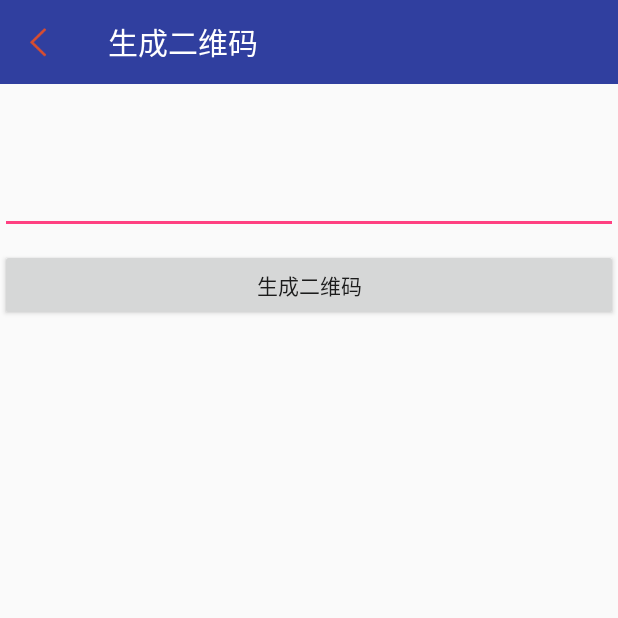
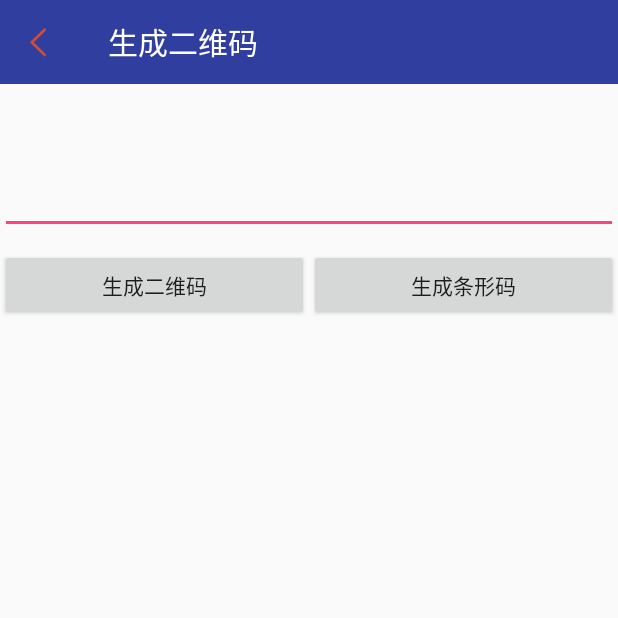
Before and after one commit to superwjl/TopBarDemo, an Android app: the QRCodeAct screen opened directly, with no data from a screen before it, on a phone screen of 412 x 824 dp, the top half of it. Run offline under Robolectric (Android 15) with nearby library versions, the light colour scheme and no system bars; our stand-ins replace ButterKnife.

Commit message:
生成条形码

```diff
--- a/app/src/main/res/layout/activity_qrcode.xml
+++ b/app/src/main/res/layout/activity_qrcode.xml
@@ -15,15 +15,31 @@
         android:layout_width="match_parent"
         android:layout_height="100dp"
         />
+    <LinearLayout
+        android:layout_width="match_parent"
+        android:layout_height="wrap_content"
+        android:orientation="horizontal">
         <Button
             android:id="@+id/qrcode"
-        android:layout_width="match_parent"
+            android:layout_width="wrap_content"
             android:layout_height="wrap_content"
+            android:layout_weight="1"
             android:gravity="center"
             android:text="生成二维码"
             android:visibility="visible"
             android:layout_marginTop="10dp"
             />
+        <Button
+            android:id="@+id/barcode"
+            android:layout_width="wrap_content"
+            android:layout_height="wrap_content"
+            android:layout_weight="1"
+            android:gravity="center"
+            android:text="生成条形码"
+            android:visibility="visible"
+            android:layout_marginTop="10dp"
+            />
+    </LinearLayout>
     <ImageView
         android:id="@+id/image"
         android:layout_width="wrap_content"
```
Also changed, not shown: app/src/main/java/com/tik/testa1/act/QRCodeAct.java (+27 -1 lines), app/src/main/java/com/tik/testa1/util/CommonUtils.java (added, +181 -0 lines). Lines whose indentation alone changed are shown as unchanged.
